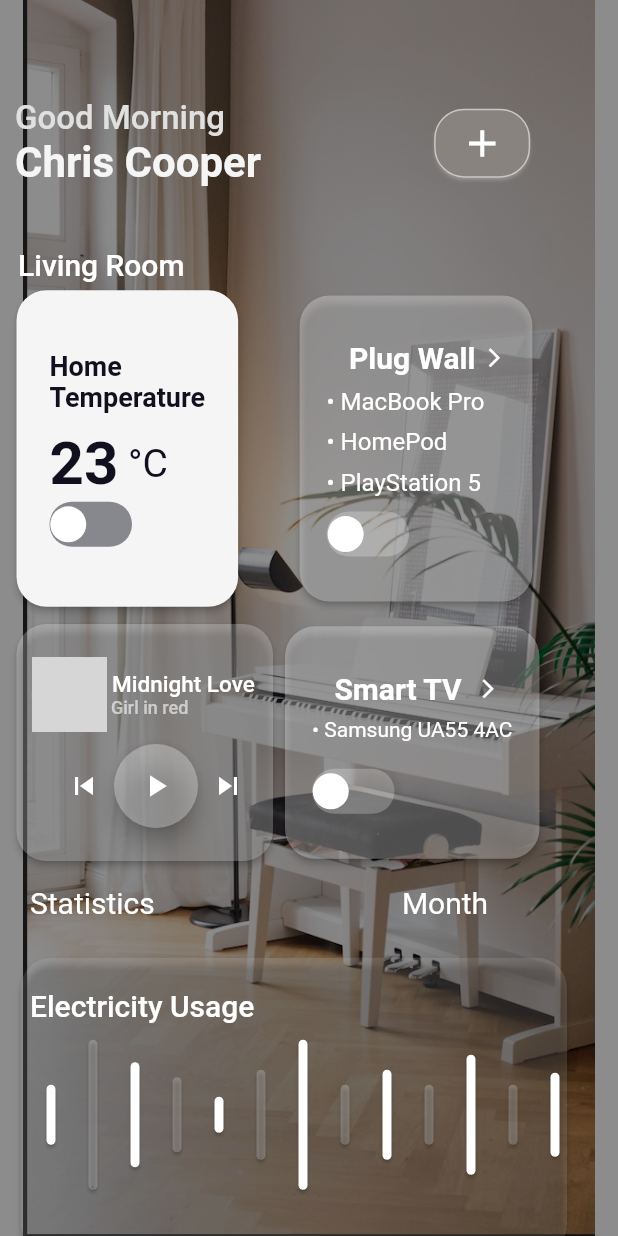
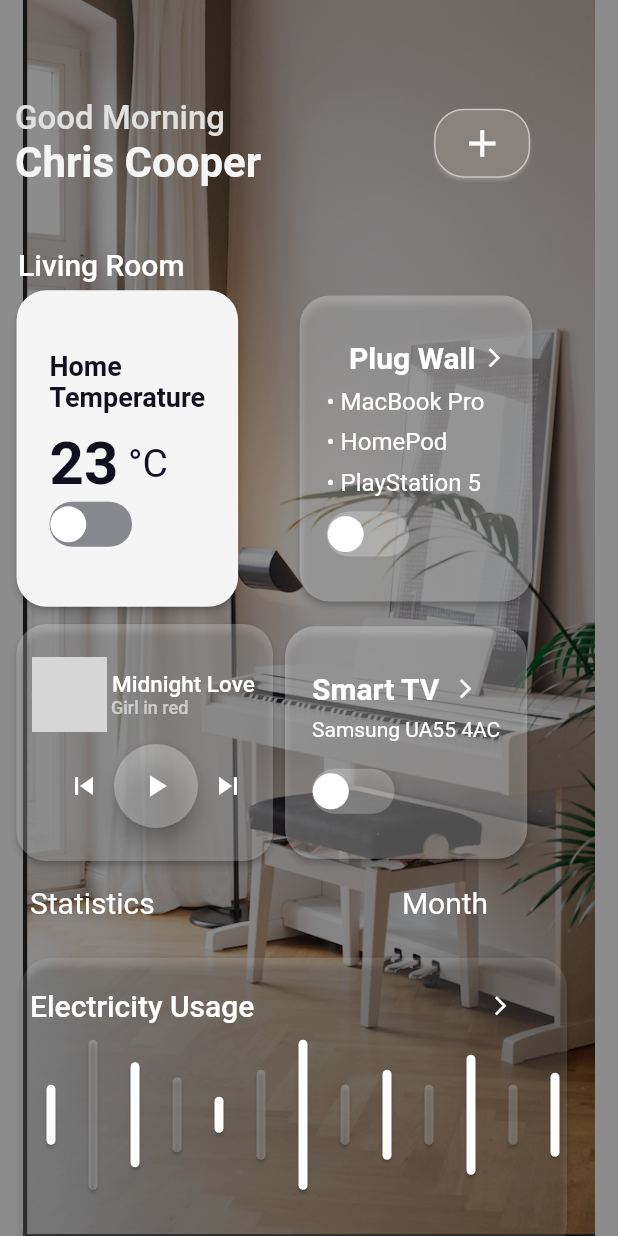
Before and after one commit to Harshak50/Smart_Home, a Flutter app: the screen it shows after launch, on a phone screen of 412 x 824 dp. Run offline on Flutter 3.47's test engine with Material 2 defaults, Android fonts, the phone set to English and light mode, and no system bars; drawn by our look-alikes of flutter_switch; our stand-ins replace just_audio; network calls fail; grey boxes are pictures that could not be loaded.

Commit message:
Ui Fixes

```diff
--- a/lib/screens/home_screen.dart
+++ b/lib/screens/home_screen.dart
@@ -409,7 +409,7 @@ class _HomeScreenState extends State<HomeScreen> {
                           Row(
                             children: [
                               Text(
-                                "   Smart TV  ",
+                                "Smart TV  ",
                                 style: TextStyle(
                                     color: Colors.white,
                                     fontSize: 20,
@@ -424,7 +424,7 @@ class _HomeScreenState extends State<HomeScreen> {
                           ),
                           SizedBox(height: 8),
                           Text(
-                            "\u2022 Samsung UA55 4AC",
+                            "Samsung UA55 4AC",
                             style: TextStyle(
                                 color: Colors.white,
                                 fontSize: 14,
@@ -504,11 +504,22 @@ class _HomeScreenState extends State<HomeScreen> {
               child: Column(
                 crossAxisAlignment: CrossAxisAlignment.start,
                 children: [
-                  Text("Electricity Usage",
-                      style: TextStyle(
-                          color: Colors.white,
-                          fontSize: 20,
-                          fontWeight: FontWeight.w500)),
+                  Row(
+                    children: [
+                      Text("Electricity Usage",
+                          style: TextStyle(
+                              color: Colors.white,
+                              fontSize: 20,
+                              fontWeight: FontWeight.w500)),
+                 SizedBox(width: size.width*0.38,),
+                  Icon(
+                                Icons.arrow_forward_ios,
+                                color: Colors.white,
+                                size: 15,
+                              )
+                    ],
+
+                  ),
                   Row(
                     children: [
                       Bars(
```
